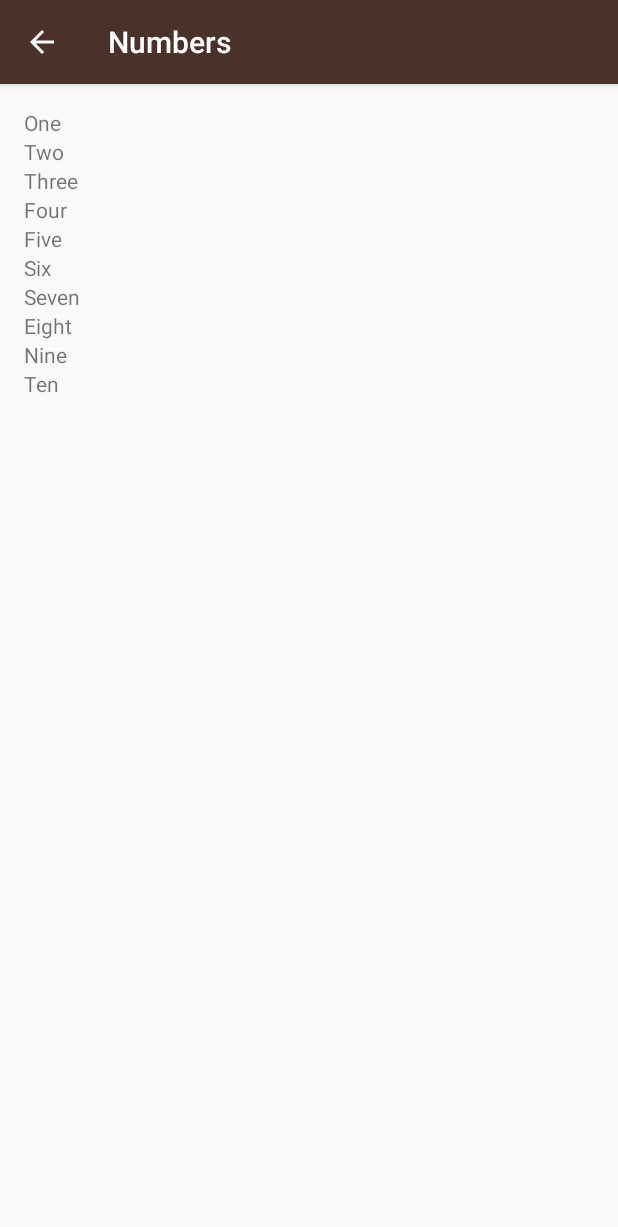
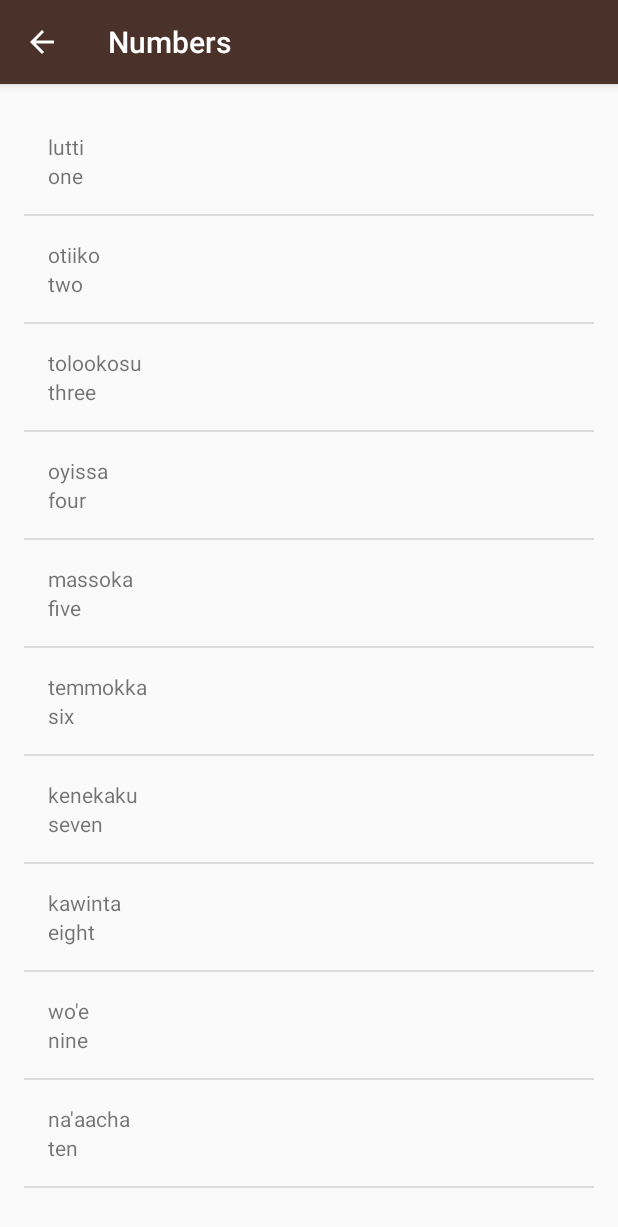
Before and after one commit to jayesh-srivastava/Miwok-android, an Android app: the screen it shows after launch (NumbersActivity), after a tap on "Numbers", on a phone screen of 412 x 824 dp. Shown: the top 1227 px of the screen. Run offline under Robolectric (Android 15) with nearby library versions, the phone set to English and light mode, and no system bars.

Commit message:
committed custom adapter and all the activities

```diff
--- a/app/src/main/java/com/example/android/miwok/MainActivity.java
+++ b/app/src/main/java/com/example/android/miwok/MainActivity.java
@@ -46,28 +46,28 @@ public class MainActivity extends AppCompatActivity {
         family.setOnClickListener(new OnClickListener() {
             @Override
             public void onClick(View view) {
-                Intent intent=new Intent(MainActivity.this, FamilyActivity.class);
-                startActivity(intent);
+                Intent familyintent=new Intent(MainActivity.this, FamilyActivity.class);
+                startActivity(familyintent);
             }
         });
 
 
         TextView colors=(TextView) findViewById(R.id.colors);
-        family.setOnClickListener(new OnClickListener() {
+        colors.setOnClickListener(new OnClickListener() {
             @Override
             public void onClick(View view) {
-                Intent intent=new Intent(MainActivity.this, ColorsActivity.class);
-                startActivity(intent);
+                Intent colorintent=new Intent(MainActivity.this, ColorsActivity.class);
+                startActivity(colorintent);
             }
         });
 
 
         TextView phrases=(TextView) findViewById(R.id.phrases);
-        family.setOnClickListener(new OnClickListener() {
+        phrases.setOnClickListener(new OnClickListener() {
             @Override
             public void onClick(View view) {
-                Intent intent=new Intent(MainActivity.this, PhrasesActivity.class);
-                startActivity(intent);
+                Intent phraseintent=new Intent(MainActivity.this, PhrasesActivity.class);
+                startActivity(phraseintent);
             }
         });
 
--- a/app/src/main/java/com/example/android/miwok/NumbersActivity.java
+++ b/app/src/main/java/com/example/android/miwok/NumbersActivity.java
@@ -16,8 +16,7 @@
 package com.example.android.miwok;
 
 import android.os.Bundle;
-import android.widget.LinearLayout;
-import android.widget.TextView;
+import android.widget.ListView;
 
 import androidx.appcompat.app.AppCompatActivity;
 
@@ -31,25 +30,20 @@ public class NumbersActivity extends AppCompatActivity {
         super.onCreate(savedInstanceState);
         setContentView(R.layout.activity_numbers);
 
-        List<String> words=new ArrayList<>();
-        words.add("One");
-        words.add("Two");
-        words.add("Three");
-        words.add("Four");
-        words.add("Five");
-        words.add("Six");
-        words.add("Seven");
-        words.add("Eight");
-        words.add("Nine");
-        words.add("Ten");
+        List<Word> words=new ArrayList<Word>();
+        words.add(new Word("lutti","one"));
+        words.add(new Word("otiiko","two"));
+        words.add(new Word("tolookosu","three"));
+        words.add(new Word("oyissa","four"));
+        words.add(new Word("massoka","five"));
+        words.add(new Word("temmokka","six"));
+        words.add(new Word("kenekaku","seven"));
+        words.add(new Word("kawinta","eight"));
+        words.add(new Word("wo'e","nine"));
+        words.add(new Word("na'aacha","ten"));
 
-        LinearLayout rootview=(LinearLayout) findViewById(R.id.rootviewnumbers);
-        int size=words.size();
-        for(int x=0;x<size;x++)
-        {
-            TextView textview=new TextView(this);
-            textview.setText(words.get(x));
-            rootview.addView(textview);
-        }
+        WordAdapter adapter=new WordAdapter(this, words);
+        ListView listview=(ListView) findViewById(R.id.rootviewnumbers);
+        listview.setAdapter(adapter);
     }
 }
--- /dev/null
+++ b/app/src/main/java/com/example/android/miwok/Word.java
@@ -0,0 +1,21 @@
+package com.example.android.miwok;
+
+public class Word
+{
+    private String MiwokTranslation;
+    private String DefaultTranslation;
+    public Word(String MiwokTranslation, String DefaultTranslation)
+    {
+        this.MiwokTranslation=MiwokTranslation;
+        this.DefaultTranslation=DefaultTranslation;
+    }
+    public String getMiwokTranslation()
+    {
+        return MiwokTranslation;
+    }
+    public String getDefaultTranslation()
+    {
+        return DefaultTranslation;
+    }
+
+}
--- /dev/null
+++ b/app/src/main/java/com/example/android/miwok/WordAdapter.java
@@ -0,0 +1,38 @@
+package com.example.android.miwok;
+
+import android.content.Context;
+import android.view.LayoutInflater;
+import android.view.View;
+import android.view.ViewGroup;
+import android.widget.ArrayAdapter;
+import android.widget.TextView;
+
+import androidx.annotation.NonNull;
+import androidx.annotation.Nullable;
+
+import java.util.List;
+
+public class WordAdapter extends ArrayAdapter<Word>
+{
+
+    public WordAdapter(@NonNull Context context, @NonNull List<Word> objects) {
+        super(context, 0,objects);
+    }
+
+    @NonNull
+    @Override
+    public View getView(int position, @Nullable View convertView, @NonNull ViewGroup parent) {
+
+        View listitemview=convertView;
+        if(convertView==null)
+        {
+            listitemview= LayoutInflater.from(getContext()).inflate(R.layout.numbers_listitem,parent,false);
+        }
+        Word pos=getItem(position);
+        TextView miwok=(TextView) listitemview.findViewById(R.id.miwok_number);
+        miwok.setText(pos.getMiwokTranslation());
+        TextView def=(TextView) listitemview.findViewById(R.id.number);
+        def.setText(pos.getDefaultTranslation());
+        return listitemview;
+    }
+}
--- a/app/src/main/res/layout/activity_colors.xml
+++ b/app/src/main/res/layout/activity_colors.xml
@@ -13,7 +13,7 @@
      See the License for the specific language governing permissions and
      limitations under the License.
 -->
-<RelativeLayout xmlns:android="http://schemas.android.com/apk/res/android"
+<ListView xmlns:android="http://schemas.android.com/apk/res/android"
     xmlns:tools="http://schemas.android.com/tools"
     android:layout_width="match_parent"
     android:layout_height="match_parent"
@@ -21,6 +21,8 @@
     android:paddingLeft="@dimen/activity_horizontal_margin"
     android:paddingRight="@dimen/activity_horizontal_margin"
     android:paddingTop="@dimen/activity_vertical_margin"
+    android:id="@+id/rootviewcolors"
+    android:orientation="vertical"
     tools:context="com.example.android.miwok.ColorsActivity">
 
-</RelativeLayout>
+</ListView>
--- a/app/src/main/res/layout/activity_family.xml
+++ b/app/src/main/res/layout/activity_family.xml
@@ -13,7 +13,7 @@
      See the License for the specific language governing permissions and
      limitations under the License.
 -->
-<RelativeLayout xmlns:android="http://schemas.android.com/apk/res/android"
+<ListView xmlns:android="http://schemas.android.com/apk/res/android"
     xmlns:tools="http://schemas.android.com/tools"
     android:layout_width="match_parent"
     android:layout_height="match_parent"
@@ -21,6 +21,8 @@
     android:paddingLeft="@dimen/activity_horizontal_margin"
     android:paddingRight="@dimen/activity_horizontal_margin"
     android:paddingTop="@dimen/activity_vertical_margin"
+    android:id="@+id/rootviewfamily"
+    android:orientation="vertical"
     tools:context="com.example.android.miwok.FamilyActivity">
 
-</RelativeLayout>
+</ListView>
--- a/app/src/main/res/layout/activity_numbers.xml
+++ b/app/src/main/res/layout/activity_numbers.xml
@@ -13,7 +13,7 @@
      See the License for the specific language governing permissions and
      limitations under the License.
 -->
-<LinearLayout xmlns:android="http://schemas.android.com/apk/res/android"
+<ListView xmlns:android="http://schemas.android.com/apk/res/android"
     xmlns:tools="http://schemas.android.com/tools"
     android:layout_width="match_parent"
     android:layout_height="match_parent"
@@ -21,8 +21,8 @@
     android:paddingLeft="@dimen/activity_horizontal_margin"
     android:paddingRight="@dimen/activity_horizontal_margin"
     android:paddingTop="@dimen/activity_vertical_margin"
+    android:id="@+id/rootviewnumbers"
     android:orientation="vertical"
-    android:id="@+id/rootviewnumbers"
     tools:context="com.example.android.miwok.NumbersActivity">
 
-</LinearLayout>
+</ListView>
--- a/app/src/main/res/layout/activity_phrases.xml
+++ b/app/src/main/res/layout/activity_phrases.xml
@@ -13,7 +13,7 @@
      See the License for the specific language governing permissions and
      limitations under the License.
 -->
-<RelativeLayout xmlns:android="http://schemas.android.com/apk/res/android"
+<ListView xmlns:android="http://schemas.android.com/apk/res/android"
     xmlns:tools="http://schemas.android.com/tools"
     android:layout_width="match_parent"
     android:layout_height="match_parent"
@@ -21,6 +21,8 @@
     android:paddingLeft="@dimen/activity_horizontal_margin"
     android:paddingRight="@dimen/activity_horizontal_margin"
     android:paddingTop="@dimen/activity_vertical_margin"
+    android:id="@+id/rootviewphrases"
+    android:orientation="vertical"
     tools:context="com.example.android.miwok.PhrasesActivity">
 
-</RelativeLayout>
+</ListView>
--- /dev/null
+++ b/app/src/main/res/layout/numbers_listitem.xml
@@ -0,0 +1,22 @@
+<?xml version="1.0" encoding="utf-8"?>
+<LinearLayout
+    xmlns:android="http://schemas.android.com/apk/res/android"
+    xmlns:tools="http://schemas.android.com/tools"
+    android:layout_width="match_parent"
+    android:layout_height="match_parent"
+    android:orientation="vertical"
+    android:padding="16dp">
+
+    <TextView
+        android:layout_width="match_parent"
+        android:layout_height="wrap_content"
+        android:id="@+id/miwok_number"
+        tools:text="lutti"/>
+
+    <TextView
+        android:layout_width="match_parent"
+        android:layout_height="wrap_content"
+        android:id="@+id/number"
+        tools:text="one"/>
+
+</LinearLayout>
```
Also changed, not shown: app/src/main/java/com/example/android/miwok/ColorsActivity.java (+18 -0 lines), app/src/main/java/com/example/android/miwok/FamilyActivity.java (+23 -1 lines), app/src/main/java/com/example/android/miwok/PhrasesActivity.java (+22 -1 lines).
